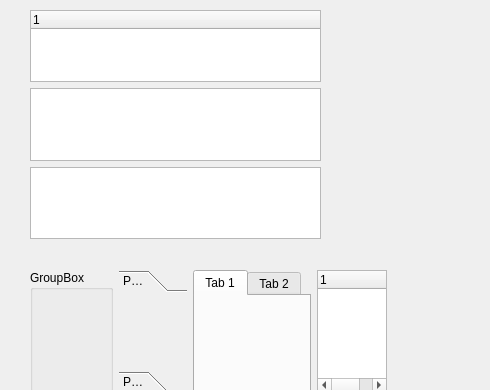
The window that test.ui (weilaidb/pygui) describes before a commit, drawn with Qt 5.
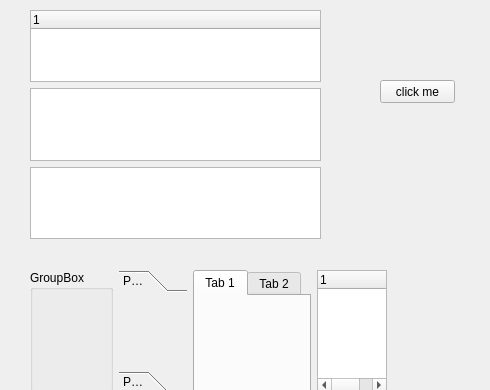
The same window after the commit.

```diff
--- a/test.ui
+++ b/test.ui
@@ -115,6 +115,19 @@
     </item>
    </layout>
   </widget>
+  <widget class="QPushButton" name="pushButton">
+   <property name="geometry">
+    <rect>
+     <x>380</x>
+     <y>80</y>
+     <width>75</width>
+     <height>23</height>
+    </rect>
+   </property>
+   <property name="text">
+    <string>click me</string>
+   </property>
+  </widget>
  </widget>
  <resources/>
  <connections/>
```
